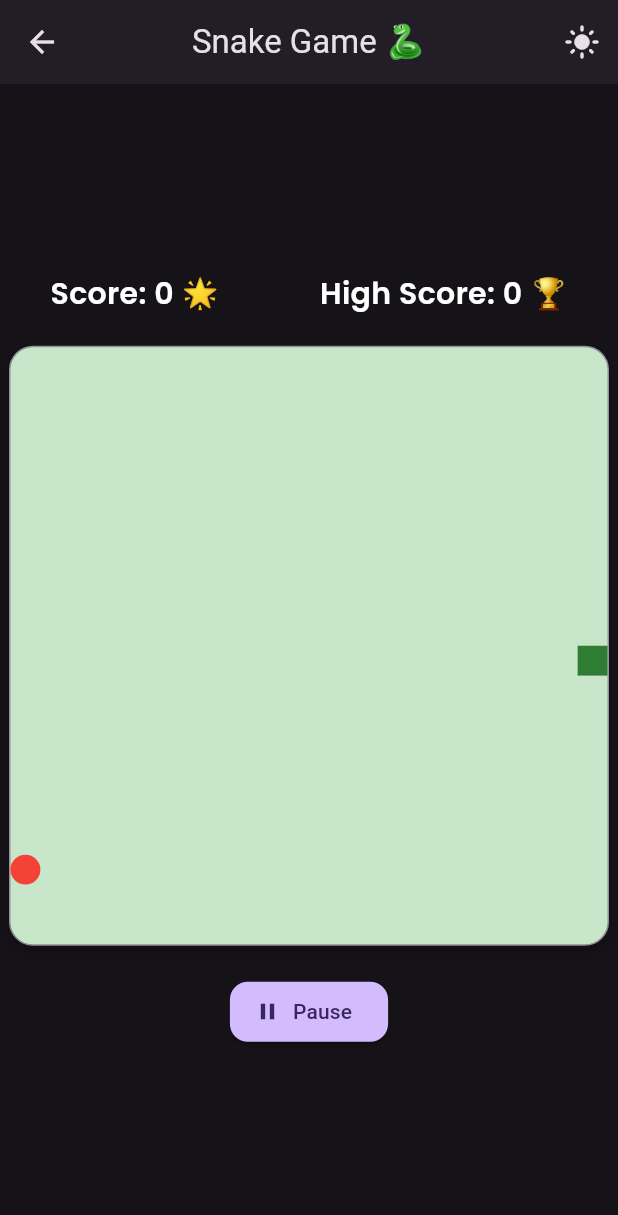
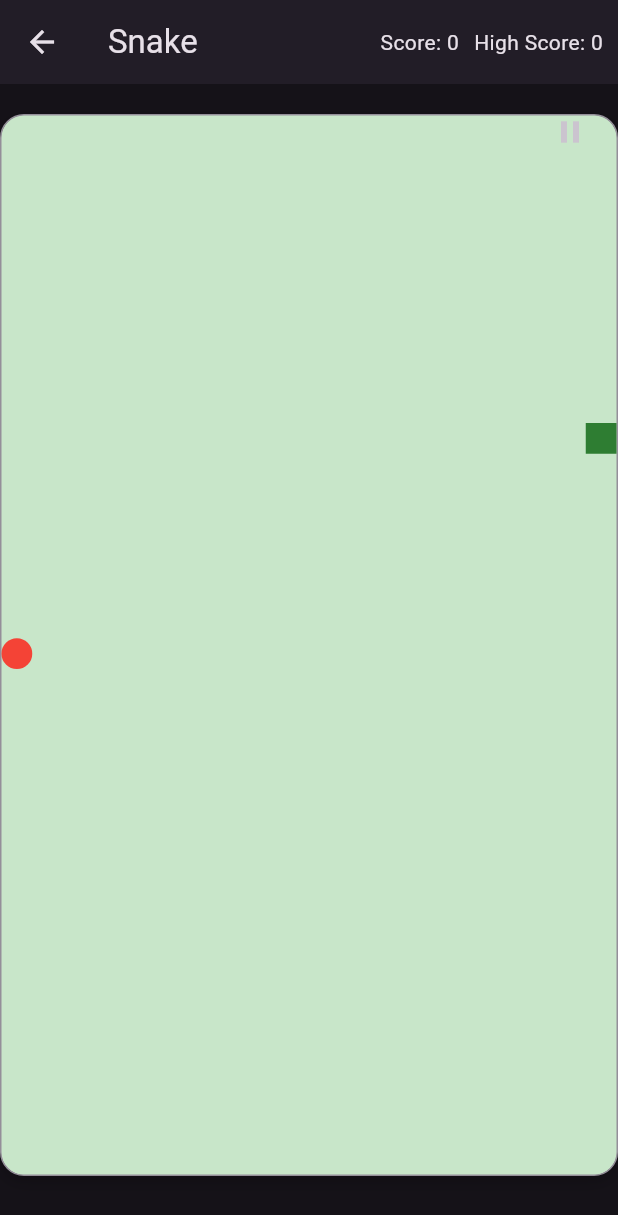
Before and after one commit to Anikshakya/Mini-Games, a Flutter app: the SnakeGameScreen screen opened directly, on a phone screen of 412 x 824 dp. Shown: the top 1215 px of the screen. Run offline on Flutter 3.47's test engine with Material 3 defaults, Android fonts, the light colour scheme and no system bars; our stand-ins replace confetti, get, get_storage, google_fonts, shared_preferences; accounts and stored records are empty.

Commit message:
Modifeid - Snake Game

```diff
--- a/lib/src/view/games/snake.dart
+++ b/lib/src/view/games/snake.dart
@@ -2,21 +2,18 @@
 import 'dart:math';
 
 import 'package:flutter/material.dart';
-import 'package:get/get.dart';
 import 'package:google_fonts/google_fonts.dart';
-import 'package:juju_games/src/app_config/app_theme/theme_controller.dart';
 import 'package:shared_preferences/shared_preferences.dart';
 
 class SnakeGameScreen extends StatefulWidget {
   const SnakeGameScreen({super.key});
 
   @override
-  _SnakeGameScreenState createState() => _SnakeGameScreenState();
+  State<SnakeGameScreen> createState() => _SnakeGameScreenState();
 }
 
 class _SnakeGameScreenState extends State<SnakeGameScreen> {
   static const int gridSize = 20;
-  static const int cellSize = 20;
   List<Offset> snake = [const Offset(10, 10)];
   Offset food = const Offset(5, 5);
   Offset direction = const Offset(1, 0);
@@ -127,17 +124,33 @@
 
   @override
   Widget build(BuildContext context) {
-    final ThemeController themeController = Get.find();
+    // final screenWidth = MediaQuery.of(context).size.width;
+    final screenHeight = MediaQuery.of(context).size.height;
+    // We'll make the game board size square and fit vertically (leaving space for appBar & safe areas)
+    final availableHeight = screenHeight - kToolbarHeight - MediaQuery.of(context).padding.top - 60;
+    final gameBoardSize = min(availableHeight, availableHeight);
+
     return Scaffold(
       appBar: AppBar(
-        title: const Text('Snake Game 🐍'),
-        centerTitle: true,
+        title: Text("Snake"),
+        centerTitle: false,
         actions: [
-          Obx(() => IconButton(
-                icon: Icon(themeController.isDarkMode.value ? Icons.light_mode : Icons.dark_mode),
-                onPressed: themeController.toggleTheme,
-                tooltip: 'Toggle Theme',
-              )),
+          Row(
+            children: [
+              Text(
+                'Score: ${score.toInt()}',
+                style: TextStyle(
+                ),
+              ),
+              SizedBox(width: 10,),
+              Text(
+                'High Score: ${highScore.toInt()}',
+                style: TextStyle(
+                ),
+              ),
+              SizedBox(width: 10,),
+            ],
+          )
         ],
       ),
       body: Container(
@@ -166,29 +179,17 @@
               changeDirection(const Offset(-1, 0));
             }
           },
-          child: Center(
+          child: Stack(
+            children: [
+              // Centered game board & game over message
+              Center(
                 child: Column(
-              mainAxisAlignment: MainAxisAlignment.center,
+                  mainAxisSize: MainAxisSize.min,
                   children: [
-                Row(
-                  mainAxisAlignment: MainAxisAlignment.spaceAround,
-                  children: [
-                    Text('Score: $score 🌟',
-                        style: GoogleFonts.poppins(
-                            fontSize: 20,
-                            fontWeight: FontWeight.w600,
-                            color: Theme.of(context).textTheme.bodyLarge!.color)),
-                    Text('High Score: $highScore 🏆',
-                        style: GoogleFonts.poppins(
-                            fontSize: 20,
-                            fontWeight: FontWeight.w600,
-                            color: Theme.of(context).textTheme.bodyLarge!.color)),
-                  ],
-                ),
-                const SizedBox(height: 20),
-                Container(
-                  width: gridSize * cellSize.toDouble(),
-                  height: gridSize * cellSize.toDouble(),
+                    SizedBox(
+                      width: gameBoardSize,
+                      height: gameBoardSize,
+                      child: Container(
                         decoration: BoxDecoration(
                           border: Border.all(color: Theme.of(context).dividerColor),
                           color: Colors.green[100],
@@ -203,6 +204,7 @@
                         ),
                         child: CustomPaint(
                           painter: SnakePainter(snake: snake, food: food, gameOver: gameOver),
+                        ),
                       ),
                     ),
                     const SizedBox(height: 20),
@@ -238,14 +240,19 @@
                           ],
                         ),
                       ),
-                if (!gameOver)
-                  ElevatedButton.icon(
+                  ],
+                ),
+              ),
+              // Pause/Resume button top right
+              Positioned(
+                top: 8,
+                right: 8,
+                child: IconButton(
+                  onPressed: togglePause,
                   icon: Icon(isPaused ? Icons.play_arrow : Icons.pause),
-                    label: Text(isPaused ? 'Resume' : 'Pause'),
-                    onPressed: togglePause,
+                ),
               ),
             ],
-            ),
           ),
         ),
       ),
```
Lines whose indentation alone changed are shown as unchanged.
